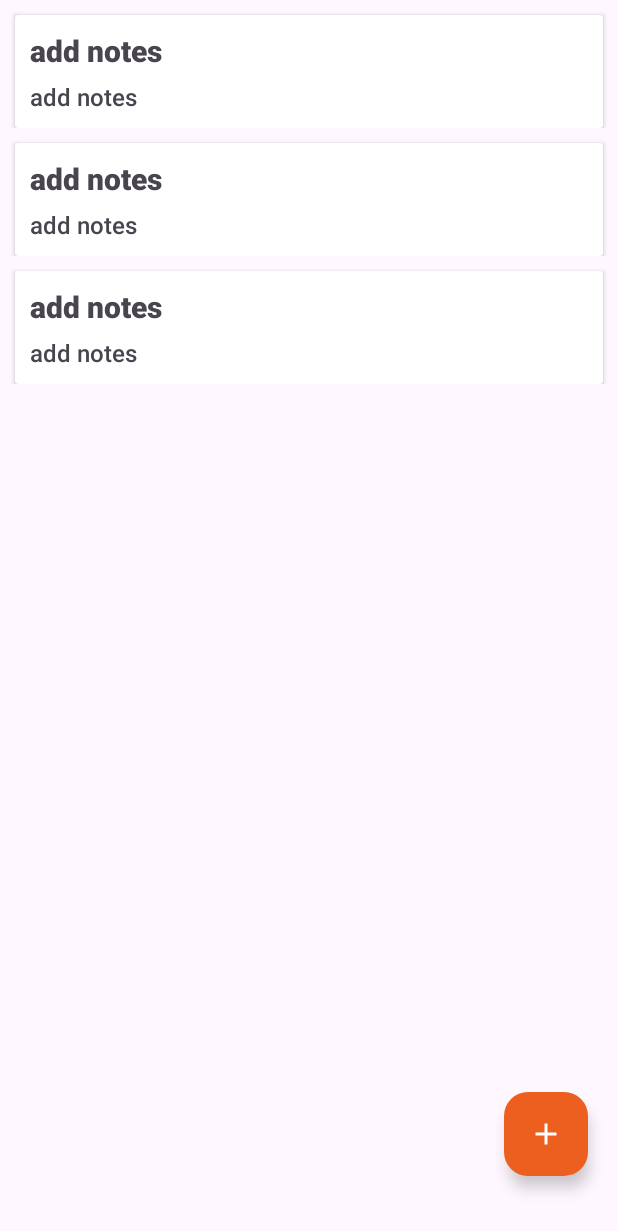
After one commit to thangavel-21/Sqlite, an Android app: the layout add_notes_fragment.xml on its own in the app's theme, with its tools: preview values and no code run, on a phone screen of 412 x 824 dp. The commit adds this screen. Shown: the top 1231 px of the screen. Run offline under Robolectric (Android 15) with nearby library versions, the phone set to English and light mode, and no system bars.

Commit message:
#feature/ui-completed UI parts are completed

```diff
--- /dev/null
+++ b/app/src/main/java/com/thangavel/sqlite/dto/NotesDto.kt
@@ -0,0 +1,3 @@
+package com.thangavel.sqlite.dto
+
+data class NotesDto(val id: Int, val title: String, val content: String)
--- /dev/null
+++ b/app/src/main/res/drawable/ic_delete.xml
@@ -0,0 +1,5 @@
+<vector xmlns:android="http://schemas.android.com/apk/res/android" android:height="24dp" android:tint="#ED5F1E" android:viewportHeight="24" android:viewportWidth="24" android:width="24dp">
+
+    <path android:fillColor="@android:color/white" android:pathData="M6,19c0,1.1 0.9,2 2,2h8c1.1,0 2,-0.9 2,-2V7H6v12zM19,4h-3.5l-1,-1h-5l-1,1H5v2h14V4z"/>
+
+</vector>
--- /dev/null
+++ b/app/src/main/res/drawable/ic_edit.xml
@@ -0,0 +1,5 @@
+<vector xmlns:android="http://schemas.android.com/apk/res/android" android:height="24dp" android:tint="#ED5F1E" android:viewportHeight="24" android:viewportWidth="24" android:width="24dp">
+
+    <path android:fillColor="@android:color/white" android:pathData="M3,17.25V21h3.75L17.81,9.94l-3.75,-3.75L3,17.25zM20.71,7.04c0.39,-0.39 0.39,-1.02 0,-1.41l-2.34,-2.34c-0.39,-0.39 -1.02,-0.39 -1.41,0l-1.83,1.83 3.75,3.75 1.83,-1.83z"/>
+
+</vector>
--- /dev/null
+++ b/app/src/main/res/layout/add_notes_fragment.xml
@@ -0,0 +1,27 @@
+<?xml version="1.0" encoding="utf-8"?>
+<androidx.constraintlayout.widget.ConstraintLayout xmlns:android="http://schemas.android.com/apk/res/android"
+    xmlns:app="http://schemas.android.com/apk/res-auto"
+    android:layout_width="match_parent"
+    android:layout_height="match_parent"
+    xmlns:tools="http://schemas.android.com/tools">
+
+    <androidx.recyclerview.widget.RecyclerView
+        android:id="@+id/notes_list"
+        android:layout_width="match_parent"
+        tools:listitem="@layout/notes_list_item"
+        android:layout_height="match_parent" />
+
+    <com.google.android.material.floatingactionbutton.FloatingActionButton
+        android:id="@+id/add_notes"
+        android:layout_width="wrap_content"
+        android:layout_height="wrap_content"
+        android:layout_marginEnd="20dp"
+        android:layout_marginBottom="40dp"
+        android:backgroundTint="@color/orange"
+        android:contentDescription="@string/add_notes"
+        android:src="@drawable/ic_add"
+        app:layout_constraintBottom_toBottomOf="parent"
+        app:layout_constraintEnd_toEndOf="parent"
+        app:tint="@android:color/white" />
+
+</androidx.constraintlayout.widget.ConstraintLayout>
--- /dev/null
+++ b/app/src/main/res/layout/notes_list_item.xml
@@ -0,0 +1,42 @@
+<?xml version="1.0" encoding="utf-8"?>
+<androidx.constraintlayout.widget.ConstraintLayout xmlns:android="http://schemas.android.com/apk/res/android"
+    xmlns:app="http://schemas.android.com/apk/res-auto"
+    android:layout_width="match_parent"
+    android:layout_height="wrap_content">
+
+    <androidx.cardview.widget.CardView
+        android:layout_width="match_parent"
+        android:layout_height="wrap_content"
+        android:layout_marginHorizontal="10dp"
+        android:layout_marginTop="10dp"
+        app:layout_constraintStart_toStartOf="parent"
+        app:layout_constraintTop_toTopOf="parent">
+
+        <LinearLayout
+            android:layout_width="match_parent"
+            android:layout_height="match_parent"
+            android:orientation="vertical"
+            android:padding="10dp">
+
+            <TextView
+                android:id="@+id/title"
+                android:layout_width="wrap_content"
+                android:layout_height="wrap_content"
+                android:fontFamily="sans-serif-black"
+                android:text="@string/add_notes"
+                android:textSize="20sp" />
+
+            <TextView
+                android:id="@+id/content"
+                android:layout_width="match_parent"
+                android:layout_height="wrap_content"
+                android:fontFamily="sans-serif-medium"
+                android:paddingTop="6dp"
+                android:text="@string/add_notes"
+                android:textSize="16sp" />
+        </LinearLayout>
+
+
+    </androidx.cardview.widget.CardView>
+
+</androidx.constraintlayout.widget.ConstraintLayout>
--- a/app/src/main/res/values/strings.xml
+++ b/app/src/main/res/values/strings.xml
@@ -1,3 +1,4 @@
 <resources>
     <string name="app_name">Sqlite</string>
+    <string name="add_notes">add notes</string>
 </resources>
```
Also changed, not shown: app/src/main/java/com/thangavel/sqlite/ApplicationClass.kt (added, +15 -0 lines), app/src/main/java/com/thangavel/sqlite/MainActivity.kt (+8 -10 lines), app/src/main/java/com/thangavel/sqlite/NotesDatabaseHelper.kt (+39 -1 lines), app/src/main/java/com/thangavel/sqlite/fragments/AddNotesFragment.kt (added, +34 -0 lines), app/src/main/res/layout/activity_main.xml (+5 -9 lines).
